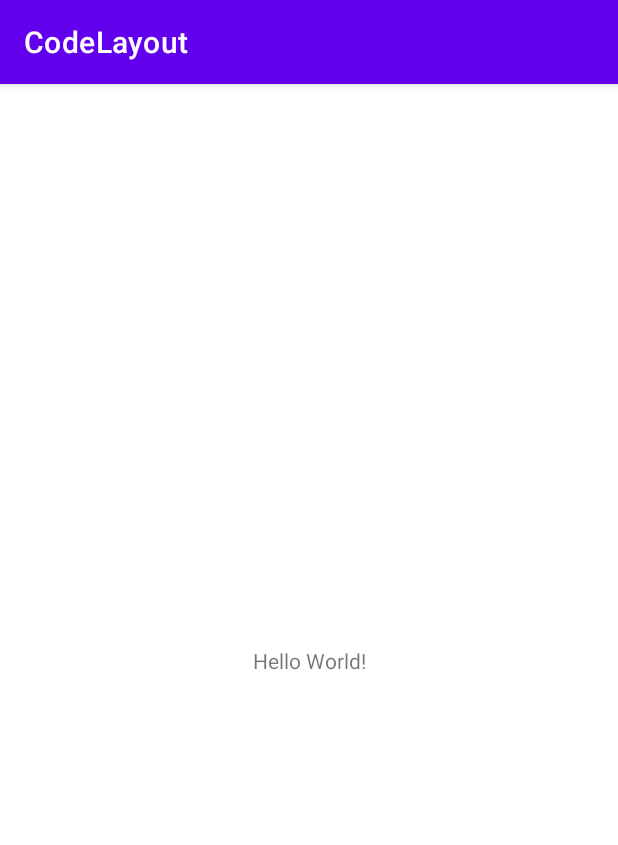
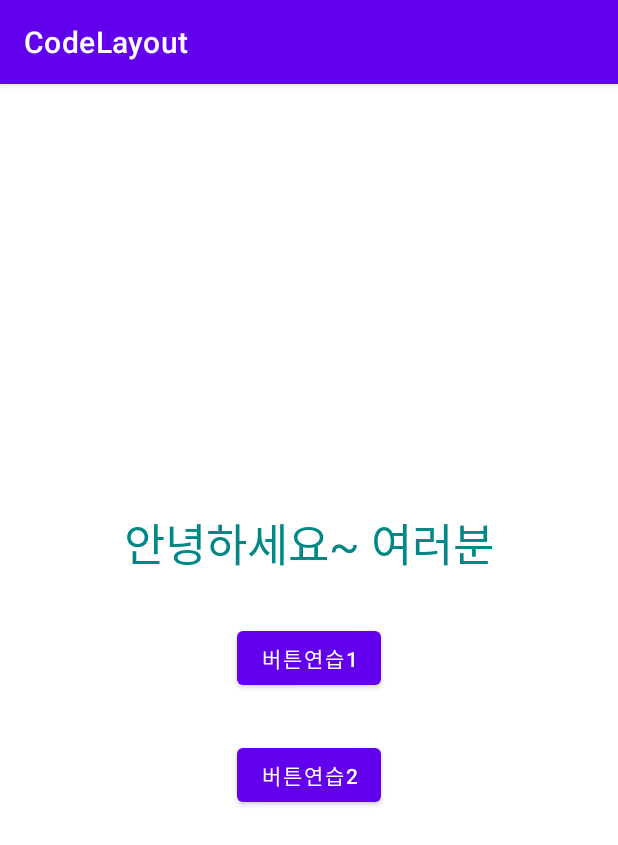
Before and after one commit to Hanrabbit06/CodeLayout, an Android app: the screen it shows after launch (MainActivity), on a phone screen of 412 x 824 dp. Shown: the top 845 px of the screen. Run offline under Robolectric (Android 15) with nearby library versions, the phone set to English and light mode, and no system bars.

Commit message:
code에서 Layout작성 (텍스트 편집과 버튼 편집)

```diff
--- a/app/src/main/res/layout/activity_main.xml
+++ b/app/src/main/res/layout/activity_main.xml
@@ -1,18 +1,31 @@
 <?xml version="1.0" encoding="utf-8"?>
-<androidx.constraintlayout.widget.ConstraintLayout xmlns:android="http://schemas.android.com/apk/res/android"
+<LinearLayout xmlns:android="http://schemas.android.com/apk/res/android"
     xmlns:app="http://schemas.android.com/apk/res-auto"
     xmlns:tools="http://schemas.android.com/tools"
     android:layout_width="match_parent"
     android:layout_height="match_parent"
+    android:orientation="vertical"
+    android:gravity="center"
     tools:context=".MainActivity">
 
     <TextView
         android:layout_width="wrap_content"
         android:layout_height="wrap_content"
-        android:text="Hello World!"
-        app:layout_constraintBottom_toBottomOf="parent"
-        app:layout_constraintEnd_toEndOf="parent"
-        app:layout_constraintStart_toStartOf="parent"
-        app:layout_constraintTop_toTopOf="parent" />
+        android:text="@string/greeting"
+        android:textSize="30sp"
+        android:textColor="@color/teal_700"
+        />
+    <Button
+        android:layout_width="wrap_content"
+        android:layout_height="wrap_content"
+        android:layout_marginTop="30dp"
+        android:text="버튼연습1"
+        />
+    <Button
+        android:layout_width="wrap_content"
+        android:layout_height="wrap_content"
+        android:layout_marginTop="30dp"
+        android:text="버튼연습2"
+        />
 
-</androidx.constraintlayout.widget.ConstraintLayout>
+</LinearLayout>
--- a/app/src/main/res/values/colors.xml
+++ b/app/src/main/res/values/colors.xml
@@ -7,4 +7,5 @@
     <color name="teal_700">#FF018786</color>
     <color name="black">#FF000000</color>
     <color name="white">#FFFFFFFF</color>
+    <color name="pink">#AF414E</color>
 </resources>
--- a/app/src/main/res/values/strings.xml
+++ b/app/src/main/res/values/strings.xml
@@ -1,3 +1,4 @@
 <resources>
     <string name="app_name">CodeLayout</string>
+    <string name="greeting">안녕하세요~ 여러분</string>
 </resources>
```
